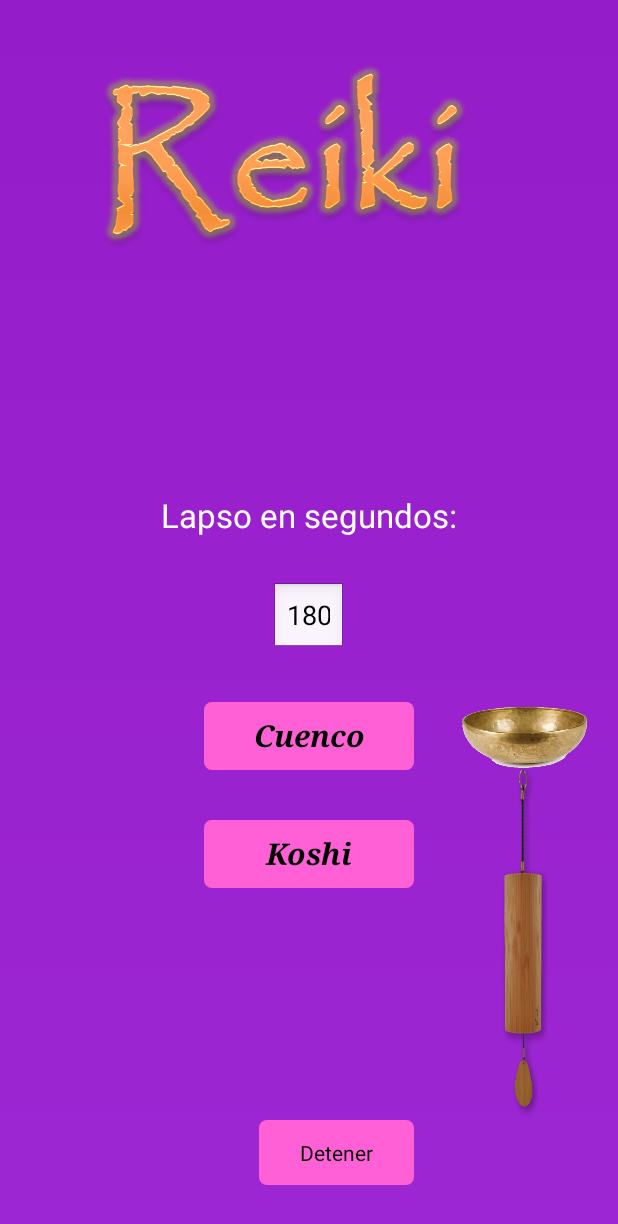
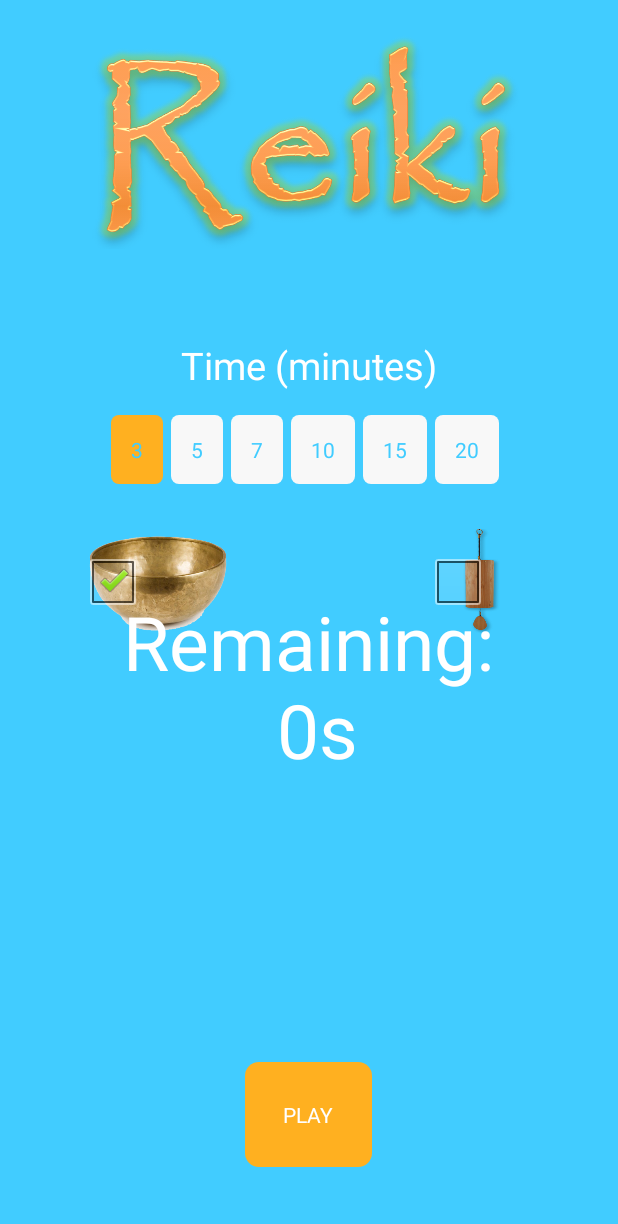
Before and after one commit to leandro4/ReikiSound, an Android app: the screen it shows after launch (MainActivity), on a phone screen of 412 x 824 dp. Shown: the top 1224 px of the screen. Run offline under Robolectric (Android 15) with nearby library versions, the phone set to English and light mode, and no system bars.

Commit message:
Version 1.3 cod 3

```diff
--- a/app/build.gradle
+++ b/app/build.gradle
@@ -8,8 +8,8 @@ android {
         applicationId "holauser.lea.holauser"
         minSdkVersion 15
         targetSdkVersion 22
-        versionCode 2
-        versionName "1.1"
+        versionCode 3
+        versionName "1.2"
     }
     buildTypes {
         release {
--- a/app/src/main/java/holauser/lea/holauser/GlobalVars.java
+++ b/app/src/main/java/holauser/lea/holauser/GlobalVars.java
@@ -2,8 +2,9 @@ package holauser.lea.holauser;
 import android.app.Application;
 
 public class GlobalVars extends Application {
-    private int audio;
-    private int tiempo;
+    private int audio = R.raw.cuenco;
+    private int tiempo = 3;
+    private boolean isPlaying = false;
 
     public void setSonido (int sonido) {
         audio = sonido;
@@ -20,4 +21,12 @@ public class GlobalVars extends Application {
     public int getTiempo () {
         return tiempo;
     }
+
+    public boolean isPlaying() {
+        return isPlaying;
+    }
+
+    public void setPlaying(boolean playing) {
+        isPlaying = playing;
+    }
 }
--- a/app/src/main/java/holauser/lea/holauser/MainActivity.java
+++ b/app/src/main/java/holauser/lea/holauser/MainActivity.java
@@ -3,57 +3,148 @@ package holauser.lea.holauser;
 import android.app.Activity;
 import android.content.Intent;
 import android.os.Bundle;
+import android.os.CountDownTimer;
 import android.view.Menu;
 import android.view.MenuItem;
 import android.view.View;
 import android.widget.Button;
+import android.widget.CheckBox;
+import android.widget.Chronometer;
+import android.widget.CompoundButton;
 import android.widget.EditText;
 import android.widget.RelativeLayout;
 import android.widget.TextView;
 import android.widget.Toast;
 
 public class MainActivity extends Activity {
-    float alpha = 0;
+
+    Button btnPlay;
+    RelativeLayout rlSelectContent;
+    TextView chronometer;
+
+    CheckBox cuenco;
+    CheckBox koshi;
+
+    TextView tv3;
+    TextView tv5;
+    TextView tv7;
+    TextView tv10;
+    TextView tv15;
+    TextView tv20;
+
+    CountDownTimer countDownTimer;
 
     @Override
     protected void onCreate(Bundle savedInstanceState) {
         super.onCreate(savedInstanceState);
         setContentView(R.layout.activity_main);
 
-        //RelativeLayout relativeLayout = (RelativeLayout) findViewById(R.id.contentLayout);
+        btnPlay = (Button) findViewById(R.id.btn_play);
+        rlSelectContent = (RelativeLayout) findViewById(R.id.rl_content_select);
+        chronometer = (TextView) findViewById(R.id.chronometer);
 
+        cuenco = (CheckBox) findViewById(R.id.cb_cuenco);
+        koshi = (CheckBox) findViewById(R.id.cb_koshi);
+
+        tv3 = (TextView) findViewById(R.id.btnTime3);
+        tv5 = (TextView) findViewById(R.id.btnTime5);
+        tv7 = (TextView) findViewById(R.id.btnTime7);
+        tv10 = (TextView) findViewById(R.id.btnTime10);
+        tv15 = (TextView) findViewById(R.id.btnTime15);
+        tv20 = (TextView) findViewById(R.id.btnTime20);
+
+        tv3.setOnClickListener(btnTimeListener);
+        tv5.setOnClickListener(btnTimeListener);
+        tv7.setOnClickListener(btnTimeListener);
+        tv10.setOnClickListener(btnTimeListener);
+        tv15.setOnClickListener(btnTimeListener);
+        tv20.setOnClickListener(btnTimeListener);
+
+        btnPlay.setOnClickListener(btnPlayListener);
+
+        cuenco.setOnClickListener(new View.OnClickListener() {
+            @Override
+            public void onClick(View view) {
+
+                final GlobalVars globalVariable = (GlobalVars) getApplicationContext();
+
+                if (globalVariable.getSonido() == R.raw.cuenco) {
+                    cuenco.setChecked(true);
+                } else {
+                    globalVariable.setSonido(R.raw.cuenco);
+                    koshi.setChecked(false);
+                }
+            }
+        });
+
+        koshi.setOnClickListener(new View.OnClickListener() {
+            @Override
+            public void onClick(View view) {
+
+                final GlobalVars globalVariable = (GlobalVars) getApplicationContext();
+
+                if (globalVariable.getSonido() == R.raw.koshi) {
+                    koshi.setChecked(true);
+                } else {
+                    globalVariable.setSonido(R.raw.koshi);
+                    cuenco.setChecked(false);
+                }
+            }
+        });
+
+        countDownTimer = new CountDownTimer(((GlobalVars)getApplicationContext()).getTiempo() * 60000, 1000) {
+
+            public void onTick(long millisUntilFinished) {
+                chronometer.setText("Remaining:\n " + millisUntilFinished / 1000 + "s");
             }
 
-    @Override
-    protected void onStart () {
-        super.onStart();
+            public void onFinish() {
+                countDownTimer.start();
+            }
+        };
     }
 
+    View.OnClickListener btnPlayListener = new View.OnClickListener() {
         @Override
-    public boolean onCreateOptionsMenu(Menu menu) {
-        // Inflate the menu; this adds items to the action bar if it is present.
-        getMenuInflater().inflate(R.menu.menu_main, menu);
-        return true;
+        public void onClick(View view) {
+            GlobalVars gb = (GlobalVars)getApplicationContext();
+
+            if (gb.isPlaying()) {
+                countDownTimer.cancel();
+                stopService(new Intent(MainActivity.this, SoundService.class));
+                rlSelectContent.setVisibility(View.VISIBLE);
+                chronometer.setVisibility(View.GONE);
+                btnPlay.setText("PLAY");
             }
 
-    public void sonarCuenco (View v) {
-        Toast.makeText(this, "Sonando cuenco...", Toast.LENGTH_SHORT).show();
-        final GlobalVars globalVariable = (GlobalVars) getApplicationContext();
-        globalVariable.setSonido(R.raw.cuenco);
-        globalVariable.setTiempo(Integer.parseInt(((EditText) findViewById(R.id.cuadro_segundos)).getText().toString()));
+            else {
+                countDownTimer.start();
+                rlSelectContent.setVisibility(View.GONE);
+                chronometer.setVisibility(View.VISIBLE);
+                btnPlay.setText("STOP");
+                Toast.makeText(getApplicationContext(), "Playing every " + gb.getTiempo() + " minutes", Toast.LENGTH_SHORT).show();
                 startService(new Intent(MainActivity.this, SoundService.class));
             }
+        }
+    };
 
-    public void sonarKoshi (View v) {
-        Toast.makeText(this, "Sonando koshi...", Toast.LENGTH_SHORT).show();
+    View.OnClickListener btnTimeListener = new View.OnClickListener() {
+        @Override
+        public void onClick(View view) {
             final GlobalVars globalVariable = (GlobalVars) getApplicationContext();
-        globalVariable.setSonido(R.raw.koshi);
-        globalVariable.setTiempo(Integer.parseInt(((EditText) findViewById(R.id.cuadro_segundos)).getText().toString()));
-        startService(new Intent(MainActivity.this, SoundService.class));
+            globalVariable.setTiempo(Integer.parseInt((String)view.getTag()));
+            resetTimeBtns();
+            view.setBackgroundResource(R.drawable.boton_selected);
         }
+    };
 
-    public void detener (View v) {
-        stopService(new Intent(MainActivity.this, SoundService.class));
+    private void resetTimeBtns () {
+        tv3.setBackgroundResource(R.drawable.boton);
+        tv5.setBackgroundResource(R.drawable.boton);
+        tv7.setBackgroundResource(R.drawable.boton);
+        tv10.setBackgroundResource(R.drawable.boton);
+        tv15.setBackgroundResource(R.drawable.boton);
+        tv20.setBackgroundResource(R.drawable.boton);
     }
 
     @Override
@@ -62,13 +153,4 @@ public class MainActivity extends Activity {
         stopService(new Intent(MainActivity.this, SoundService.class));
     }
 
-    @Override
-    public boolean onOptionsItemSelected(MenuItem item) {
-        int id = item.getItemId();
-        if (id == R.id.action_settings) {
-            return true;
 }
-
-        return super.onOptionsItemSelected(item);
-    }
-}
--- a/app/src/main/java/holauser/lea/holauser/SoundService.java
+++ b/app/src/main/java/holauser/lea/holauser/SoundService.java
@@ -22,21 +22,23 @@ public class SoundService extends Service {
     public int onStartCommand(Intent intenc, int flags, int idArranque) {
         final GlobalVars globalVariable = (GlobalVars) getApplicationContext();
         rep = MediaPlayer.create(this, globalVariable.getSonido());
-        int tiempoEspera = 1000 * globalVariable.getTiempo();
+        int tiempoEspera = 1000 * globalVariable.getTiempo() * 60;
         timer.purge();
         TimerTask timerTask = new TimerTask() {
             public void run() {
                 rep.start();
+                globalVariable.setPlaying(true);
             }
         };
-        timer.scheduleAtFixedRate(timerTask, 1000, tiempoEspera);
+        timer.scheduleAtFixedRate(timerTask, 0, tiempoEspera);
         return START_STICKY;
     }
 
     @Override
     public void onDestroy() {
-        Toast.makeText(this,"Servicio detenido", Toast.LENGTH_SHORT).show();
+        Toast.makeText(this,"Stoped", Toast.LENGTH_SHORT).show();
         timer.cancel();
+        ((GlobalVars)getApplicationContext()).setPlaying(false);
     }
 
     @Override
--- a/app/src/main/res/drawable/boton.xml
+++ b/app/src/main/res/drawable/boton.xml
@@ -5,7 +5,7 @@
     <item>
          <shape>
              <corners android:radius="5dp" />
-             <solid android:color="#ffff60d6" />
+             <solid android:color="#f8f8f8" />
 		</shape>
 	</item>
 </selector>
--- /dev/null
+++ b/app/src/main/res/drawable/boton_play.xml
@@ -0,0 +1,11 @@
+<?xml version="1.0" encoding="utf-8"?>
+<selector
+    xmlns:android="http://schemas.android.com/apk/res/android">
+
+    <item>
+        <shape>
+            <corners android:radius="9dp" />
+            <solid android:color="#ffb020" />
+        </shape>
+    </item>
+</selector>
--- /dev/null
+++ b/app/src/main/res/drawable/boton_selected.xml
@@ -0,0 +1,11 @@
+<?xml version="1.0" encoding="utf-8"?>
+<selector
+    xmlns:android="http://schemas.android.com/apk/res/android">
+
+    <item>
+        <shape>
+            <corners android:radius="5dp" />
+            <solid android:color="#ffb020" />
+        </shape>
+    </item>
+</selector>
--- a/app/src/main/res/layout/activity_main.xml
+++ b/app/src/main/res/layout/activity_main.xml
@@ -1,127 +1,174 @@
-<RelativeLayout xmlns:android="http://schemas.android.com/apk/res/android"
-    xmlns:tools="http://schemas.android.com/tools"
+<RelativeLayout
+    xmlns:android="http://schemas.android.com/apk/res/android"
     android:layout_width="match_parent"
     android:layout_height="match_parent"
-    android:paddingLeft="@dimen/activity_horizontal_margin"
-    android:paddingRight="@dimen/activity_horizontal_margin"
-    android:paddingTop="@dimen/activity_vertical_margin"
-    android:paddingBottom="@dimen/activity_vertical_margin"
+    android:padding="16dp"
     android:id="@+id/fondo"
-    android:background="#c9be26ff"
-    android:orientation="horizontal"
+    android:background="#41ccff"
     android:weightSum="1"
-    android:keepScreenOn="true">
+    android:keepScreenOn="true"
+    android:touchscreenBlocksFocus="false">
 
     <ImageView
-        android:layout_width="351dp"
-        android:layout_height="130dp"
+        android:layout_width="wrap_content"
+        android:layout_height="150dp"
         android:id="@+id/imageView"
-        android:layout_weight="0.02"
-        android:layout_gravity="center_horizontal|top"
-        android:src="@drawable/reiki"
-        android:layout_marginTop="20dp" />
+        android:layout_centerHorizontal="true"
+        android:src="@drawable/reiki" />
 
     <RelativeLayout
+        android:id="@+id/rl_content_select"
+        android:layout_marginTop="60dp"
+        android:layout_below="@+id/imageView"
+        android:layout_above="@+id/btn_play"
         android:layout_width="match_parent"
-        android:layout_height="match_parent"
-        android:id="@+id/contentLayout">
+        android:layout_height="wrap_content">
 
         <TextView
             android:layout_width="wrap_content"
             android:layout_height="wrap_content"
-            android:textAppearance="?android:attr/textAppearanceLarge"
-            android:text="Lapso en segundos:"
+            android:text="Time (minutes)"
             android:id="@+id/cuadro_lapso"
-            android:layout_gravity="left|center_vertical"
-            android:layout_above="@+id/cuadro_segundos"
+            android:textColor="#ffffff"
+            android:textSize="25sp"
+            android:layout_centerHorizontal="true"/>
+
+        <LinearLayout
+            android:id="@+id/ll_time_btns"
+            android:layout_marginTop="16dp"
+            android:layout_below="@+id/cuadro_lapso"
             android:layout_centerHorizontal="true"
-            android:layout_marginBottom="30dp" />
+            android:layout_width="wrap_content"
+            android:layout_height="wrap_content">
 
-        <EditText
-            android:layout_width="50dp"
-            android:layout_height="wrap_content"
-            android:inputType="number"
-            android:ems="10"
-            android:id="@+id/cuadro_segundos"
-            android:editable="true"
-            android:numeric="integer"
-            android:text="180"
-            android:layout_gravity="right|center_vertical"
-            android:layout_centerVertical="true"
-            android:layout_centerHorizontal="true" />
+            <TextView
+                android:tag="3"
+                android:id="@+id/btnTime3"
+                android:layout_marginRight="5dp"
+                android:layout_width="wrap_content"
+                android:layout_height="wrap_content"
+                android:text="3"
+                android:textColor="#41ccff"
+                android:padding="13dp"
+                android:background="@drawable/boton_selected"/>
 
-        <Button
-            android:layout_width="103dp"
-            android:layout_height="43dp"
-            android:text="Detener"
-            android:id="@+id/buttonDetener"
-            android:layout_gravity="center_horizontal|bottom"
-            android:clickable="true"
-            android:enabled="true"
-            android:onClick="detener"
-            android:background="@drawable/boton"
-            android:layout_alignParentBottom="true"
-            android:layout_alignRight="@+id/buttonKoshi"
-            android:layout_alignEnd="@+id/buttonKoshi"
-            android:layout_marginBottom="18dp" />
+            <TextView
+                android:tag="5"
+                android:id="@+id/btnTime5"
+                android:layout_marginRight="5dp"
+                android:layout_width="wrap_content"
+                android:layout_height="wrap_content"
+                android:text="5"
+                android:textColor="#41ccff"
+                android:padding="13dp"
+                android:background="@drawable/boton"/>
 
-        <Button
-            android:layout_width="140dp"
-            android:layout_height="45dp"
-            android:text="Koshi"
-            android:id="@+id/buttonKoshi"
-            android:background="@drawable/boton"
-            android:clickable="true"
-            android:onClick="sonarKoshi"
-            android:nestedScrollingEnabled="false"
-            android:textSize="20dp"
-            android:textStyle="bold|italic"
-            android:typeface="serif"
-            style="@style/Animation.AppCompat.Dialog"
-            android:layout_weight="0.10"
-            android:layout_gravity="center"
-            android:layout_below="@+id/buttonCuenco"
-            android:layout_alignLeft="@+id/buttonCuenco"
-            android:layout_alignStart="@+id/buttonCuenco"
-            android:layout_marginTop="33dp" />
+            <TextView
+                android:tag="7"
+                android:id="@+id/btnTime7"
+                android:layout_marginRight="5dp"
+                android:layout_width="wrap_content"
+                android:layout_height="wrap_content"
+                android:text="7"
+                android:textColor="#41ccff"
+                android:padding="13dp"
+                android:background="@drawable/boton"/>
 
-        <Button
-            android:layout_width="140dp"
-            android:layout_height="45dp"
-            android:text="Cuenco"
-            android:id="@+id/buttonCuenco"
-            android:background="@drawable/boton"
-            android:clickable="true"
-            android:onClick="sonarCuenco"
-            android:nestedScrollingEnabled="false"
-            android:textSize="20dp"
-            android:textStyle="bold|italic"
-            android:typeface="serif"
-            android:layout_weight="0.10"
-            android:layout_gravity="center"
-            android:layout_below="@+id/cuadro_segundos"
-            android:layout_centerHorizontal="true"
-            android:layout_marginTop="32dp" />
+            <TextView
+                android:tag="10"
+                android:id="@+id/btnTime10"
+                android:layout_marginRight="5dp"
+                android:layout_width="wrap_content"
+                android:layout_height="wrap_content"
+                android:text="10"
+                android:textColor="#41ccff"
+                android:padding="13dp"
+                android:background="@drawable/boton"/>
+
+            <TextView
+                android:tag="15"
+                android:id="@+id/btnTime15"
+                android:layout_marginRight="5dp"
+                android:layout_width="wrap_content"
+                android:layout_height="wrap_content"
+                android:text="15"
+                android:textColor="#41ccff"
+                android:padding="13dp"
+                android:background="@drawable/boton"/>
+
+            <TextView
+                android:tag="20"
+                android:id="@+id/btnTime20"
+                android:layout_marginRight="5dp"
+                android:layout_width="wrap_content"
+                android:layout_height="wrap_content"
+                android:text="20"
+                android:textColor="#41ccff"
+                android:padding="13dp"
+                android:background="@drawable/boton"/>
+
+        </LinearLayout>
+
+        <CheckBox
+            android:id="@+id/cb_cuenco"
+            android:layout_marginLeft="40dp"
+            android:layout_marginTop="30dp"
+            android:layout_below="@+id/ll_time_btns"
+            android:background="@drawable/cuenco"
+            android:checked="true"
+            android:layout_width="100dp"
+            android:layout_height="70dp" />
+
+        <CheckBox
+            android:id="@+id/cb_koshi"
+            android:layout_marginRight="40dp"
+            android:layout_marginTop="30dp"
+            android:layout_below="@+id/ll_time_btns"
+            android:background="@drawable/koshi"
+            android:checked="false"
+            android:layout_alignParentRight="true"
+            android:layout_width="70dp"
+            android:layout_height="70dp" />
 
         <ImageView
-            android:layout_width="wrap_content"
-            android:layout_height="wrap_content"
-            android:id="@+id/fondo_cuenco"
-            android:background="@drawable/cuenco"
-            android:layout_above="@+id/buttonKoshi"
-            android:layout_toEndOf="@+id/cuadro_lapso"
-            android:layout_alignTop="@+id/buttonCuenco"
-            android:layout_toRightOf="@+id/cuadro_lapso" />
-
-        <ImageView
+            android:visibility="gone"
             android:layout_width="wrap_content"
             android:layout_height="wrap_content"
             android:id="@+id/fondo_koshi"
-            android:layout_above="@+id/buttonDetener"
-            android:background="@drawable/koshi"
-            android:layout_below="@+id/fondo_cuenco"
-            android:layout_toRightOf="@+id/cuadro_lapso"
-            android:layout_toEndOf="@+id/cuadro_lapso" />
+            android:background="@drawable/koshi"/>
 
     </RelativeLayout>
+
+    <RelativeLayout
+        android:layout_marginTop="40dp"
+        android:layout_below="@+id/imageView"
+        android:layout_above="@+id/btn_play"
+        android:layout_width="match_parent"
+        android:layout_height="match_parent">
+
+        <TextView
+            android:text="Remaining:\n 0s"
+            android:id="@+id/chronometer"
+            android:visibility="visible"
+            android:gravity="center"
+            android:textColor="#ffffff"
+            android:textSize="50sp"
+            android:layout_centerInParent="true"
+            android:layout_width="wrap_content"
+            android:layout_height="wrap_content" />
+
+    </RelativeLayout>
+
+    <Button
+        android:id="@+id/btn_play"
+        android:text="PLAY"
+        android:textColor="#ffffff"
+        android:background="@drawable/boton_play"
+        android:padding="25dp"
+        android:layout_centerHorizontal="true"
+        android:layout_width="wrap_content"
+        android:layout_height="wrap_content"
+        android:layout_alignParentBottom="true"
+        android:layout_marginBottom="30dp"/>
+
 </RelativeLayout>
--- a/build.gradle
+++ b/build.gradle
@@ -5,7 +5,7 @@ buildscript {
         jcenter()
     }
     dependencies {
-        classpath 'com.android.tools.build:gradle:1.2.3'
+        classpath 'com.android.tools.build:gradle:2.1.3'
 
         // NOTE: Do not place your application dependencies here; they belong
         // in the individual module build.gradle files
```
Also changed, not shown: app/src/main/res/drawable/adara1.png (deleted), gradle/wrapper/gradle-wrapper.properties, 1 other file. Lines whose indentation alone changed are shown as unchanged.
